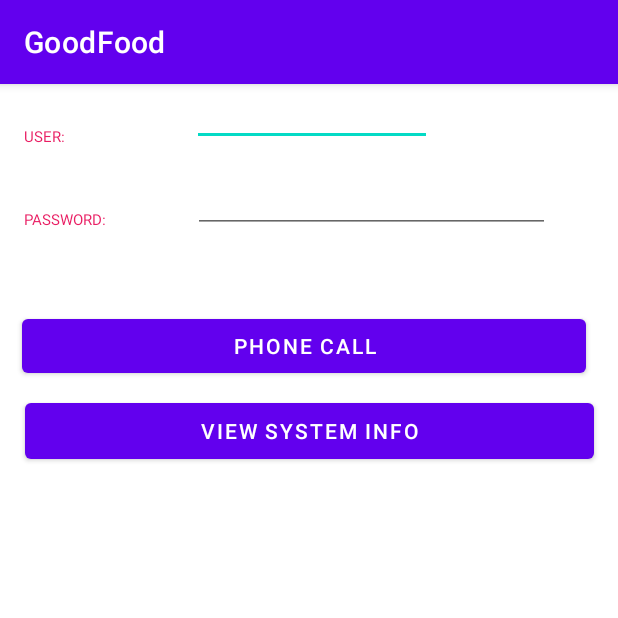
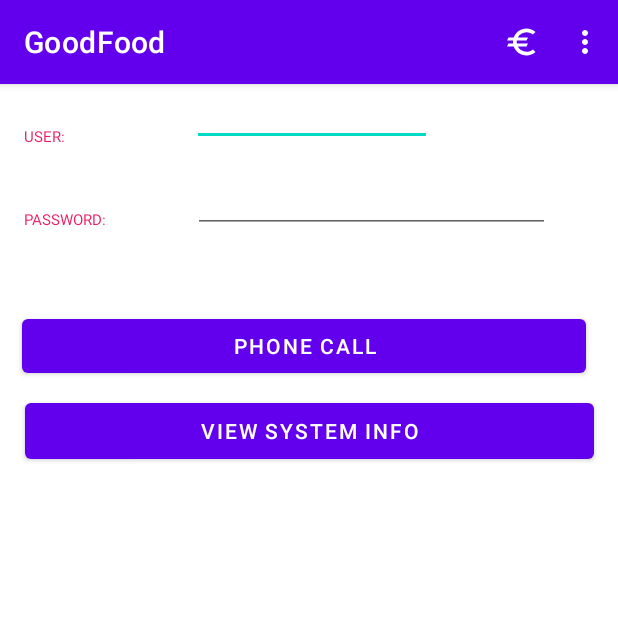
Before and after one commit to gpuig22/GoodFood, an Android app: the Login screen opened directly, with no data from a screen before it, on a phone screen of 412 x 824 dp, the top half of it. Run offline under Robolectric (Android 15) with nearby library versions, the phone set to English and light mode, and no system bars; our stand-ins replace Firebase (no records; nobody signed in at launch, a user with empty details on screens opened directly); Roboto replaces fonts that are not available here.

Commit message:
Menu implemented and tested OK.

```diff
--- a/app/build.gradle
+++ b/app/build.gradle
@@ -38,7 +38,7 @@ dependencies {
     testImplementation 'junit:junit:4.13.2'
     androidTestImplementation 'androidx.test.ext:junit:1.1.3'
     androidTestImplementation 'androidx.test.espresso:espresso-core:3.4.0'
-    implementation 'com.google.android.material:material:1.1.0'
+    implementation 'com.google.android.material:material:1.5.0'
     implementation platform('com.google.firebase:firebase-bom:29.1.0')
-    implementation 'com.google.firebase:firebase-auth:19.3.0'
+    implementation 'com.google.firebase:firebase-auth:21.0.1'
 }
--- /dev/null
+++ b/app/src/main/res/drawable/ic_baseline_euro_24.xml
@@ -0,0 +1,5 @@
+<vector android:height="24dp" android:tint="#FFFFFF"
+    android:viewportHeight="24" android:viewportWidth="24"
+    android:width="24dp" xmlns:android="http://schemas.android.com/apk/res/android">
+    <path android:fillColor="@android:color/white" android:pathData="M15,18.5c-2.51,0 -4.68,-1.42 -5.76,-3.5H15l1,-2H8.58c-0.05,-0.33 -0.08,-0.66 -0.08,-1s0.03,-0.67 0.08,-1H15l1,-2H9.24C10.32,6.92 12.5,5.5 15,5.5c1.61,0 3.09,0.59 4.23,1.57L21,5.3C19.41,3.87 17.3,3 15,3c-3.92,0 -7.24,2.51 -8.48,6H3l-1,2h4.06C6.02,11.33 6,11.66 6,12s0.02,0.67 0.06,1H3l-1,2h4.52c1.24,3.49 4.56,6 8.48,6c2.31,0 4.41,-0.87 6,-2.3l-1.78,-1.77C18.09,17.91 16.62,18.5 15,18.5z"/>
+</vector>
--- /dev/null
+++ b/app/src/main/res/menu/main_fragment_menu.xml
@@ -0,0 +1,28 @@
+<?xml version="1.0" encoding="utf-8"?>
+<menu xmlns:android="http://schemas.android.com/apk/res/android"
+    xmlns:app="http://schemas.android.com/apk/res-auto">
+    <item android:id="@+id/item1"
+          android:icon="@drawable/ic_baseline_euro_24"
+          android:title="@string/paypal"
+        app:showAsAction="ifRoom"/>
+    <item android:id="@+id/item2"
+        android:title="@string/item2"
+        app:showAsAction="never"/>
+
+    <item android:id="@+id/item3"
+        android:title="@string/item3"
+        app:showAsAction="never" >
+        <menu>
+            <item android:id="@+id/item1subitem1"
+                android:title="@string/subitem1" />
+
+            <item android:id="@+id/item1subitem2"
+                android:title="@string/subitem2" />
+
+
+        </menu>
+
+    </item>
+
+
+</menu>
--- a/app/src/main/res/values/strings.xml
+++ b/app/src/main/res/values/strings.xml
@@ -1,4 +1,9 @@
 <resources>
     <string name="app_name">GoodFood</string>
     <string name="callNumber">tel:+34977222231</string>
+    <string name="paypal">Donate €</string>
+    <string name="item2">item 2</string>
+    <string name="item3">item 3</string>
+    <string name="subitem1">Subitem 1</string>
+    <string name="subitem2">Subitem 2</string>
 </resources>
```
Also changed, not shown: app/src/main/java/com/multimediatgna/goodfood/Login.java (+40 -3 lines).
